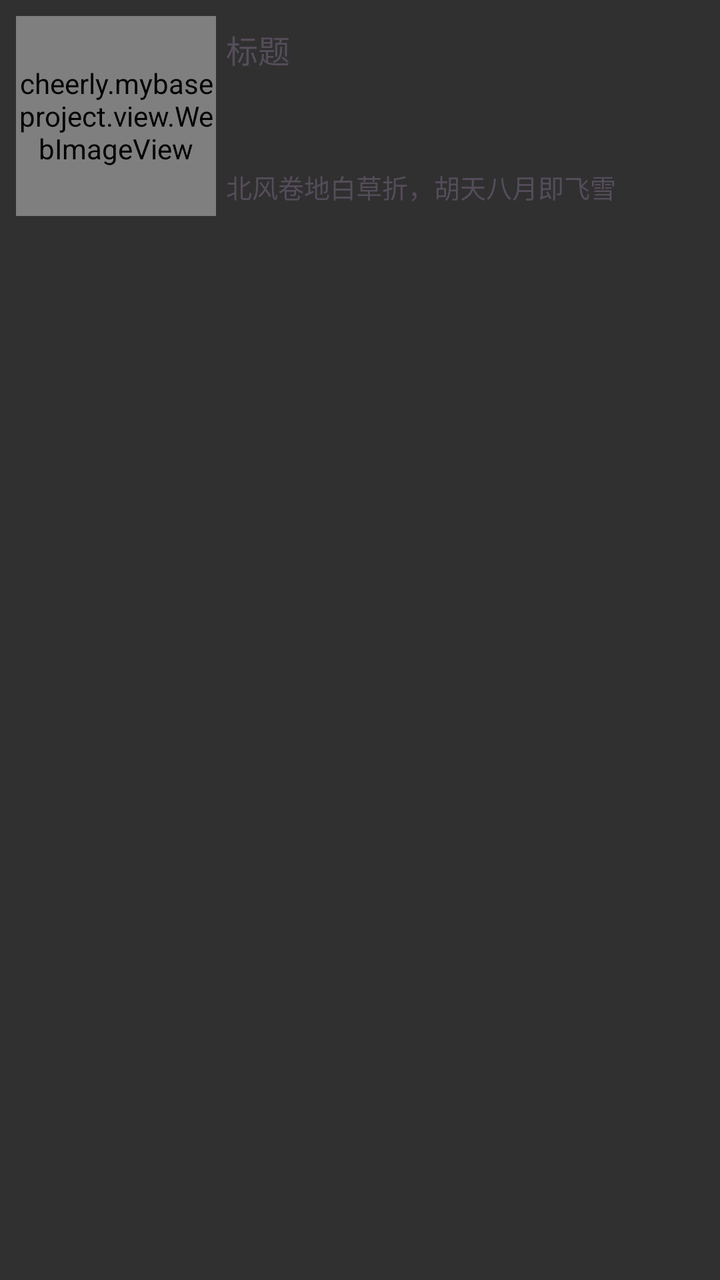
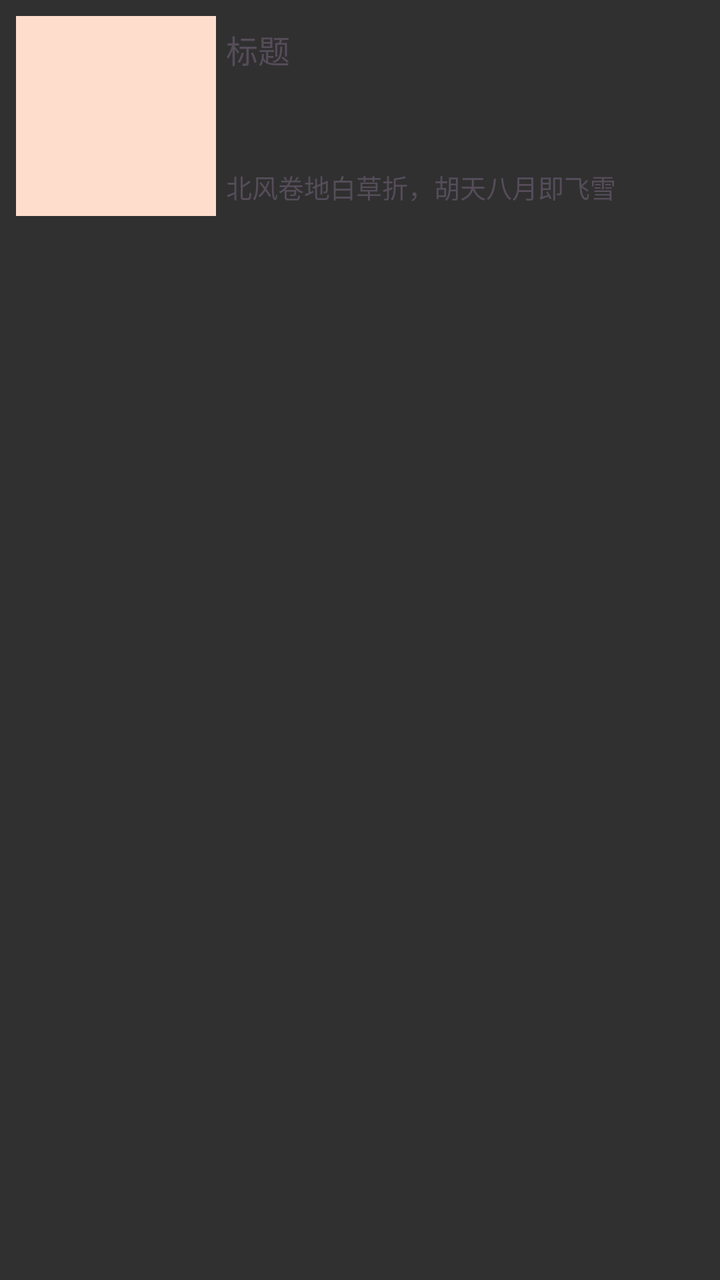

Compare the two renders of this Android layout. The source of the first and the diff that turns it into the second are given below.
<!-- AndroidManifest.xml: application theme AppBaseTheme -->
<!-- res/layout/test_item_2.xml -->
<?xml version="1.0" encoding="utf-8"?>
<RelativeLayout xmlns:android="http://schemas.android.com/apk/res/android"
    xmlns:tools="http://schemas.android.com/tools"
    android:layout_width="fill_parent"
    android:layout_height="wrap_content"
    android:background="@drawable/item_selector"
    android:orientation="vertical"
    android:paddingBottom="8dp"
    android:paddingLeft="8dp"
    android:paddingTop="8dp">

    <cheerly.mybaseproject.view.WebImageView
        android:id="@+id/image_view"
        android:layout_width="100dp"
        android:layout_height="100dp"
        android:layout_alignParentLeft="true"
        android:layout_alignParentTop="true"
        android:background="#fdc" />

    <TextView
        android:id="@+id/title"
        android:layout_width="fill_parent"
        android:layout_height="wrap_content"
        android:layout_alignTop="@+id/image_view"
        android:layout_toRightOf="@+id/image_view"
        android:gravity="left"
        android:padding="5dp"
        android:text="标题"
        android:textColor="@color/text_gray_2"
        android:textSize="@dimen/font_size_6" />

    <TextView
        android:id="@+id/content"
        android:layout_width="fill_parent"
        android:layout_height="wrap_content"
        android:layout_alignBottom="@+id/image_view"
        android:layout_toRightOf="@+id/image_view"
        android:gravity="left"
        android:padding="5dp"
        android:text="北风卷地白草折，胡天八月即飞雪"
        android:textColor="@color/text_gray_2"
        android:textSize="@dimen/font_size_3" />
</RelativeLayout>
<!-- resources referenced by this layout -->
<resources>
  <color name="text_gray_2">#554d5a</color>
  <dimen name="font_size_3">13dip</dimen>
  <dimen name="font_size_6">16dip</dimen>
  <!-- drawable item_selector (drawable) -->
  <?xml version="1.0" encoding="utf-8"?>
  <selector xmlns:android="http://schemas.android.com/apk/res/android">
  
      <item android:drawable="@color/transparent" android:state_pressed="false" />
      <item android:drawable="@color/select" android:state_pressed="true" />
  
  </selector>
  <style name="AppBaseTheme" parent="@style/Theme.AppCompat.NoActionBar">
          <item name="android:windowNoTitle">true</item>
          <item name="android:windowContentOverlay">@null</item>
          <item name="android:windowAnimationStyle">@style/AnimationActivity</item>
          <item name="colorPrimary">@color/black</item>
          <item name="colorPrimaryDark">@color/black</item>
          <item name="colorAccent">@color/colorAccent</item>
      </style>
  <color name="transparent">#00000000</color>
  <color name="select">#66dddddd</color>
  <style name="AnimationActivity" parent="@android:style/Animation.Activity">
          <item name="android:activityOpenEnterAnimation">@anim/slide_in_right</item>
          <item name="android:activityCloseExitAnimation">@anim/slide_out_right</item>
          <item name="android:activityCloseEnterAnimation">@anim/slide_in_left</item>
          <item name="android:activityOpenExitAnimation">@anim/slide_out_left</item>
      </style>
  <color name="black">#000000</color>
  <color name="colorAccent">#FF4081</color>
</resources>

<!-- the commit's change to res/layout/test_item_2.xml (unified diff, before → after) -->
@@ -5,11 +5,11 @@
     android:layout_height="wrap_content"
     android:background="@drawable/item_selector"
     android:orientation="vertical"
-    android:paddingBottom="8dp"
     android:paddingLeft="8dp"
-    android:paddingTop="8dp">
+    android:paddingTop="8dp"
+    android:paddingBottom="8dp">
 
-    <cheerly.mybaseproject.view.WebImageView
+    <ImageView
         android:id="@+id/image_view"
         android:layout_width="100dp"
         android:layout_height="100dp"
